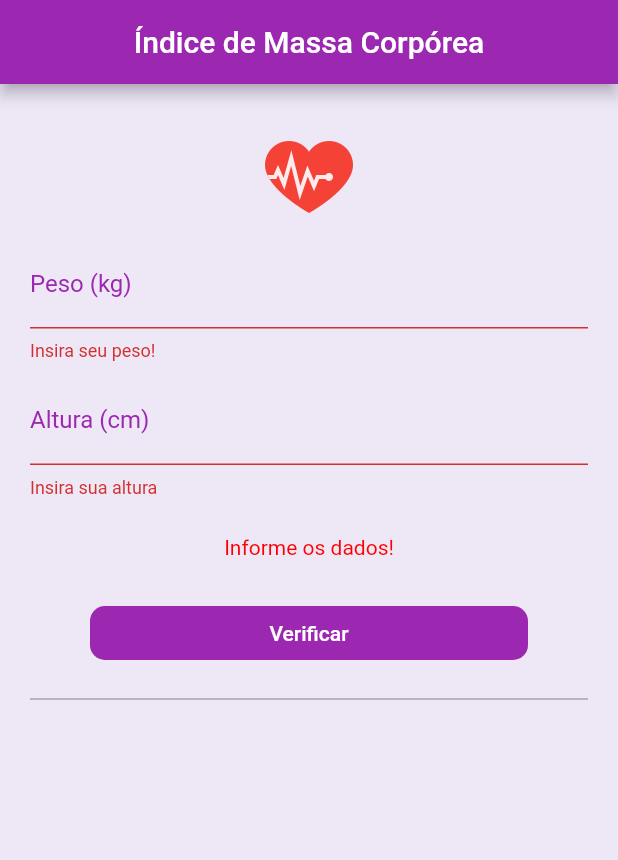
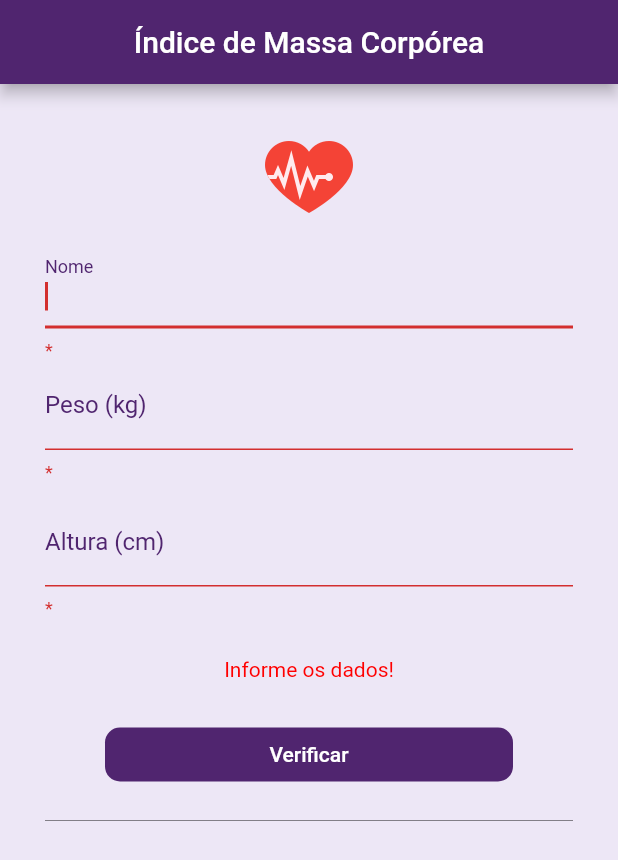
Before and after one commit to brandaoti/calcular-imc, a Flutter app: the screen it shows after launch, after a tap on "Verificar", on a phone screen of 412 x 824 dp. Shown: the top 860 px of the screen. Run offline on Flutter 3.47's test engine with Material 2 defaults, Android fonts, the phone set to English and light mode, and no system bars.

Commit message:
Adicionado novo campo nome, atualizado cores do app

```diff
--- a/lib/ui/android/pages/home_page.dart
+++ b/lib/ui/android/pages/home_page.dart
@@ -1,5 +1,5 @@
+import 'package:calcular_imc/bloc/imc_controller.dart';
 
-import 'package:calcular_imc/bloc/imc_controller.dart';
 import 'package:flutter/material.dart';
 
 class HomePage extends StatefulWidget {
@@ -17,7 +17,7 @@ class _HomePageState extends State<HomePage> {
     return Scaffold(
       appBar: AppBar(
         title: Text("Índice de Massa Corpórea"),
-        backgroundColor: Colors.purple,
+        backgroundColor: Theme.of(context).primaryColor,
         centerTitle: true,
       ),
 
@@ -25,21 +25,23 @@ class _HomePageState extends State<HomePage> {
 
       body: Container(
         padding: EdgeInsets.only(
-          left: 20.0, // Left
+          left: 30.0, // Left
           top: 30.0, // Top
-          right: 20.0, // Right
+          right: 30.0, // Right
           //0.0, // Bottom
         ),
+
         child: Form(
           key: imcController.formKey,
           //key: _formKey,
           child: ListView(
             children: <Widget>[
-
-              Container(// feito pra definir o tamanho do botão para imagem logo
+              Container(
+                // feito pra definir o tamanho do botão para imagem logo
                 padding: EdgeInsets.only(right: 100.0, left: 100.0),
                 child: FlatButton(
-                  child: SizedBox(// Tamanho da imagem
+                  child: SizedBox(
+                    // Tamanho da imagem
                     width: 64,
                     height: 64,
                     child: Image.asset("assets/imagens/heart.png"),
@@ -48,28 +50,46 @@ class _HomePageState extends State<HomePage> {
                   shape: RoundedRectangleBorder(
                     borderRadius: new BorderRadius.circular(50.0),
                   ),
-                   onPressed: (){
-                     setState(() {
-                       imcController.refresh();
-                     });
-                   }, // Chamar o metodo para resetar
+                  onPressed: () {
+                    setState(() {
+                      imcController.refresh();
+                    });
+                  }, // Chamar o metodo para resetar
                 ),
               ),
 
               SizedBox(height: 10.0),
 
-              TextFormField(
+              TextFormField( // Campo de entrada NOME
+                autofocus: true,
+                keyboardType: TextInputType.text,
+                decoration: InputDecoration(
+                  labelText: "Nome",
+                  labelStyle: TextStyle(color: Theme.of(context).primaryColor),
+                ),
+                textAlign: TextAlign.left,
+                style: TextStyle(color: Colors.green),
+                controller: imcController.nameController,
+                validator: (value){
+                  if(value.isEmpty){
+                    return "*";
+                  }
+                  return null;
+                },
+              ),
+
+              TextFormField( // Campo de entrada Peso
                 keyboardType: TextInputType.number,
                 decoration: InputDecoration(
                   labelText: "Peso (kg)",
                   labelStyle: TextStyle(color: Theme.of(context).primaryColor),
                 ),
-                textAlign: TextAlign.justify,
-                style: TextStyle(color: Colors.black),
+                textAlign: TextAlign.left,
+                style: TextStyle(color: Colors.green),
                 controller: imcController.weightController,
                 validator: (value) {
                   if (value.isEmpty) {
-                    return "Insira seu peso!";
+                    return "*";
                   }
                   return null;
                 },
@@ -77,25 +97,25 @@ class _HomePageState extends State<HomePage> {
 
               SizedBox(height: 10.0),
 
-              TextFormField(
+              TextFormField( // Campo de entrada ALTURA
                 keyboardType: TextInputType.number,
                 decoration: InputDecoration(
                   labelText: "Altura (cm)",
                   labelStyle: TextStyle(color: Theme.of(context).primaryColor),
                 ),
                 textAlign: TextAlign.justify,
-                style: TextStyle(color: Color(0xFFCE93D8)),
+                style: TextStyle(color: Colors.green),
                 controller: imcController.heightController,
                 validator: (value) {
                   if (value.isEmpty) {
-                    return "Insira sua altura";
+                    return "*";
                   }
                   return null;
                 },
               ),
 
-              Padding(
-                // Texto para mensagem
+              Padding(// Primeira mensagem de informação
+
                 padding: EdgeInsets.all(25.0),
                 child: Text(
                   /* Informe os dados! */
@@ -109,7 +129,7 @@ class _HomePageState extends State<HomePage> {
                 padding: EdgeInsets.only(
                   left: 40.0,
                   right: 40.0,
-                  ),
+                ),
                 child: FlatButton(
                   color: Theme.of(context).primaryColor,
                   shape: RoundedRectangleBorder(
@@ -132,11 +152,29 @@ class _HomePageState extends State<HomePage> {
                 ),
               ),
 
-              Divider(height: 40.0, color: Colors.black45),
+              Divider(
+                height: 40.0,
+                color: Colors.black45,
+              ),
+
+              Padding( // Segunda mensagem de informação
+                padding: EdgeInsets.all(10.0),
+                child: Text(
+                  imcController.info2,
+                  style: TextStyle(
+                    fontWeight: FontWeight.bold,
+                    fontSize: 15.0,
+                    ),
+                  textAlign: TextAlign.center,
+                ),
+              ),
 
               Padding(
                 padding: EdgeInsets.all(10.0),
-                child: new Text(imcController.result),
+                child: new Text(imcController.result,
+                    style: TextStyle(fontSize: 15.0),
+                    textAlign: TextAlign.justify,
+                  ),
               ),
             ],
           ),
--- a/lib/ui/android/pages/material_app.dart
+++ b/lib/ui/android/pages/material_app.dart
@@ -5,9 +5,10 @@ class MyMaterialApp extends StatelessWidget {
   @override
   Widget build(BuildContext context) {
     return MaterialApp(
+      debugShowCheckedModeBanner: false,
       title: "Calcular IMC",
       theme: ThemeData(
-        primaryColor: Colors.purple,
+        primaryColor: Color(0xFF50256F),
       ),
       home: HomePage(),
     );
```
Also changed, not shown: pubspec.lock.
